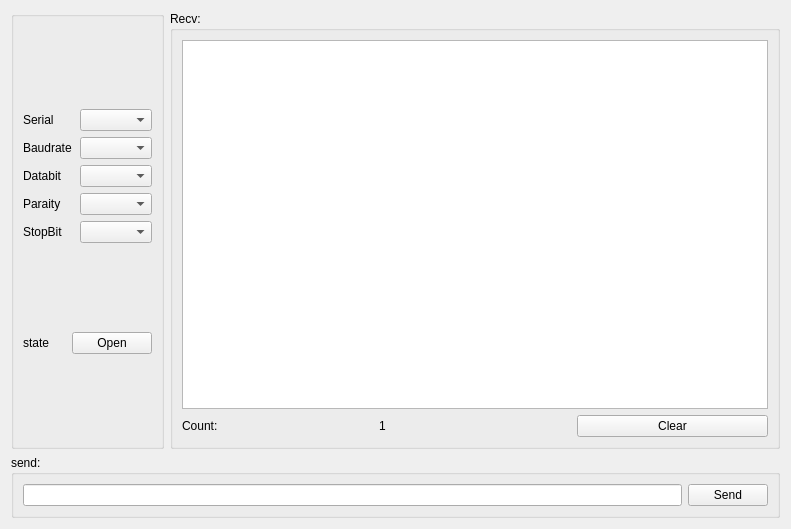
makerinchina-iot/MonkeyQDK-SerialTool-example, file src/plugins/serialplugin/serialpagewidget.ui: the form before one commit.
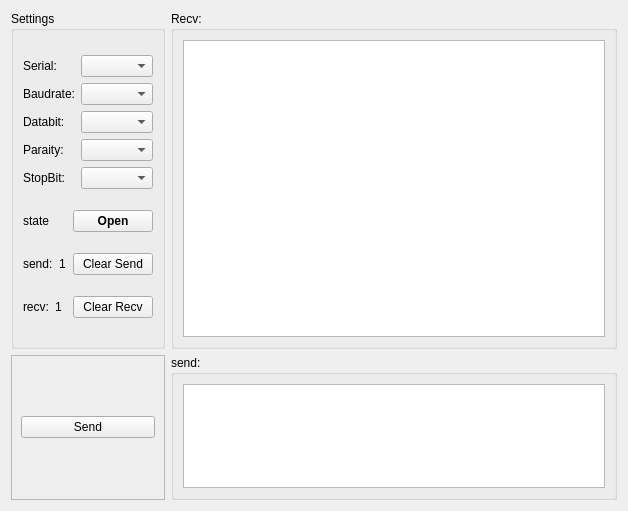
The form after the commit. Custom widgets are drawn as their Qt base class.

Commit message: the simple serial tool add

The edit to the form file:
```diff
--- a/src/plugins/serialplugin/serialpagewidget.ui
+++ b/src/plugins/serialplugin/serialpagewidget.ui
@@ -6,22 +6,20 @@
    <rect>
     <x>0</x>
     <y>0</y>
-    <width>791</width>
-    <height>529</height>
+    <width>628</width>
+    <height>511</height>
    </rect>
   </property>
   <property name="windowTitle">
    <string>Form</string>
   </property>
-  <layout class="QVBoxLayout" name="verticalLayout_5" stretch="9,1">
-   <item>
-    <layout class="QHBoxLayout" name="horizontalLayout_8" stretch="2,8">
-     <item>
+  <layout class="QGridLayout" name="gridLayout" rowstretch="7,3" columnstretch="2,8">
+   <item row="0" column="0">
       <widget class="QGroupBox" name="groupBox_2">
        <property name="title">
-        <string/>
-       </property>
-       <layout class="QVBoxLayout" name="verticalLayout_3">
+      <string>Settings</string>
+     </property>
+     <layout class="QVBoxLayout" name="verticalLayout_2" stretch="4,2,1,1">
         <item>
          <layout class="QVBoxLayout" name="verticalLayout">
           <item>
@@ -29,7 +27,7 @@
             <item>
              <widget class="QLabel" name="labelSerial">
               <property name="text">
-               <string>Serial</string>
+             <string>Serial:</string>
               </property>
              </widget>
             </item>
@@ -43,7 +41,7 @@
             <item>
              <widget class="QLabel" name="labelSerial_2">
               <property name="text">
-               <string>Baudrate</string>
+             <string>Baudrate:</string>
               </property>
              </widget>
             </item>
@@ -57,7 +55,7 @@
             <item>
              <widget class="QLabel" name="labelSerial_3">
               <property name="text">
-               <string>Databit</string>
+             <string>Databit:</string>
               </property>
              </widget>
             </item>
@@ -71,7 +69,7 @@
             <item>
              <widget class="QLabel" name="labelSerial_4">
               <property name="text">
-               <string>Paraity</string>
+             <string>Paraity:</string>
               </property>
              </widget>
             </item>
@@ -85,7 +83,7 @@
             <item>
              <widget class="QLabel" name="labelSerial_5">
               <property name="text">
-               <string>StopBit</string>
+             <string>StopBit:</string>
               </property>
              </widget>
             </item>
@@ -97,41 +95,38 @@
          </layout>
         </item>
         <item>
-         <layout class="QHBoxLayout" name="horizontalLayout_7">
+       <layout class="QHBoxLayout" name="horizontalLayout_8">
           <item>
-           <widget class="QLabel" name="label_3">
+         <widget class="QLabel" name="labelOpenState">
             <property name="text">
              <string>state</string>
             </property>
            </widget>
           </item>
           <item>
-           <widget class="QPushButton" name="pushButton">
+         <widget class="QPushButton" name="btnOpen">
+          <property name="font">
+           <font>
+            <weight>75</weight>
+            <bold>true</bold>
+           </font>
+          </property>
             <property name="text">
              <string>Open</string>
             </property>
-           </widget>
-          </item>
-         </layout>
-        </item>
-       </layout>
-      </widget>
-     </item>
-     <item>
-      <widget class="QGroupBox" name="groupBox">
-       <property name="title">
-        <string>Recv:</string>
-       </property>
-       <layout class="QVBoxLayout" name="verticalLayout_2">
-        <item>
-         <widget class="QPlainTextEdit" name="plainTextEdit"/>
+          <property name="flat">
+           <bool>false</bool>
+          </property>
+         </widget>
+        </item>
+       </layout>
         </item>
         <item>
          <layout class="QHBoxLayout" name="horizontalLayout_6">
           <item>
            <widget class="QLabel" name="label_2">
             <property name="text">
-             <string>Count:</string>
+           <string>send:</string>
             </property>
            </widget>
           </item>
@@ -145,18 +140,72 @@
           <item>
            <widget class="QPushButton" name="pushButton_2">
             <property name="text">
-             <string>Clear</string>
+           <string>Clear Send</string>
             </property>
            </widget>
           </item>
          </layout>
         </item>
+      <item>
+       <layout class="QHBoxLayout" name="horizontalLayout_7">
+        <item>
+         <widget class="QLabel" name="label_4">
+          <property name="text">
+           <string>recv:</string>
+          </property>
+         </widget>
+        </item>
+        <item>
+         <widget class="QLabel" name="labelRecvCnt">
+          <property name="text">
+           <string>1</string>
+          </property>
+         </widget>
+        </item>
+        <item>
+         <widget class="QPushButton" name="btnClearRecv">
+          <property name="text">
+           <string>Clear Recv</string>
+          </property>
+         </widget>
+        </item>
        </layout>
-      </widget>
-     </item>
-    </layout>
+      </item>
+     </layout>
+    </widget>
+   </item>
+   <item row="0" column="1">
+    <widget class="QGroupBox" name="groupBox">
+     <property name="title">
+      <string>Recv:</string>
+     </property>
+     <layout class="QVBoxLayout" name="verticalLayout_3">
+      <item>
+       <widget class="QPlainTextEdit" name="editRecv"/>
+      </item>
+     </layout>
+    </widget>
    </item>
+   <item row="1" column="0">
+    <widget class="QFrame" name="frame">
+     <property name="frameShape">
+      <enum>QFrame::StyledPanel</enum>
+     </property>
+     <property name="frameShadow">
+      <enum>QFrame::Raised</enum>
+     </property>
+     <layout class="QVBoxLayout" name="verticalLayout_5">
    <item>
+       <widget class="QPushButton" name="btnSend">
+        <property name="text">
+         <string>Send</string>
+        </property>
+       </widget>
+      </item>
+     </layout>
+    </widget>
+   </item>
+   <item row="1" column="1">
     <widget class="QGroupBox" name="groupBox_3">
      <property name="title">
       <string>send:</string>
@@ -165,14 +214,7 @@
       <item>
        <layout class="QHBoxLayout" name="horizontalLayout_9">
         <item>
-         <widget class="InputLineEdit" name="inputLineEdit"/>
-        </item>
-        <item>
-         <widget class="QPushButton" name="btnSend">
-          <property name="text">
-           <string>Send</string>
-          </property>
-         </widget>
+         <widget class="QPlainTextEdit" name="editSend"/>
         </item>
        </layout>
       </item>
@@ -182,11 +224,6 @@
   </layout>
  </widget>
  <customwidgets>
-  <customwidget>
-   <class>InputLineEdit</class>
-   <extends>QLineEdit</extends>
-   <header>inputlineedit.h</header>
-  </customwidget>
   <customwidget>
    <class>SerialComboBox</class>
    <extends>QComboBox</extends>
```
Left out of the diff: 12 changed lines with no effect on the pictures. Lines whose indentation alone changed are shown as unchanged. The commit also changes 26 other files.
